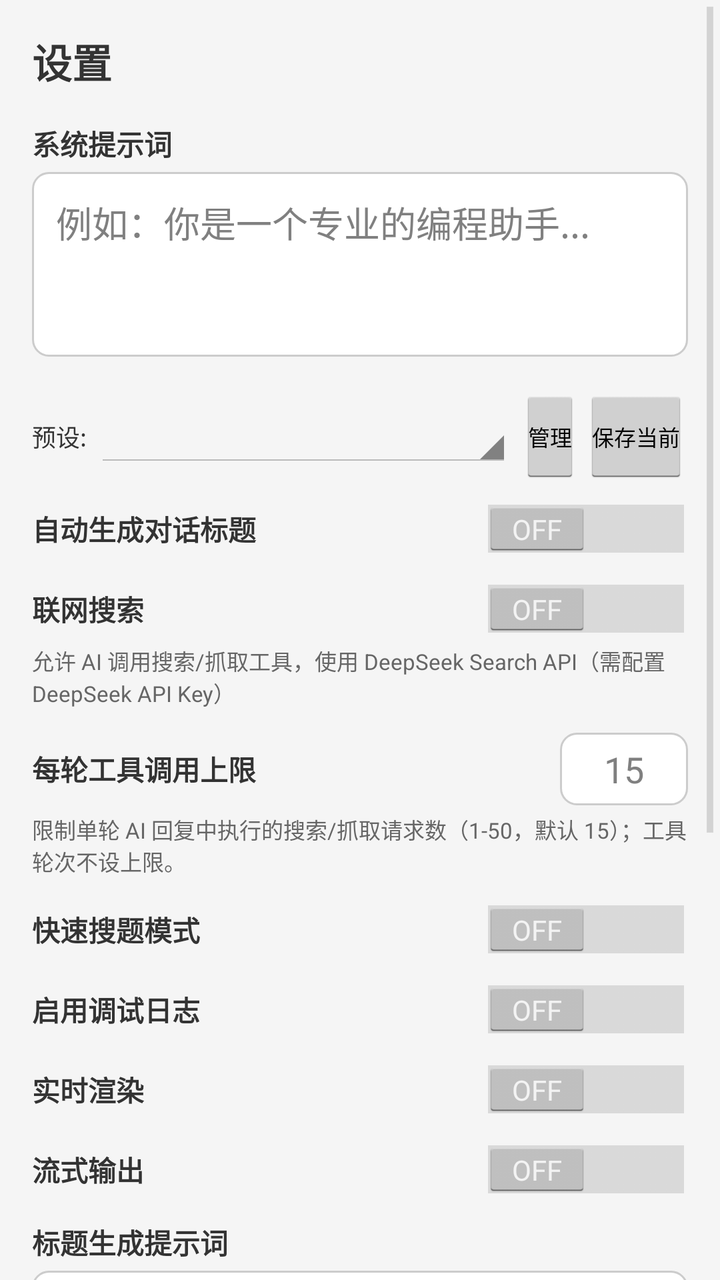
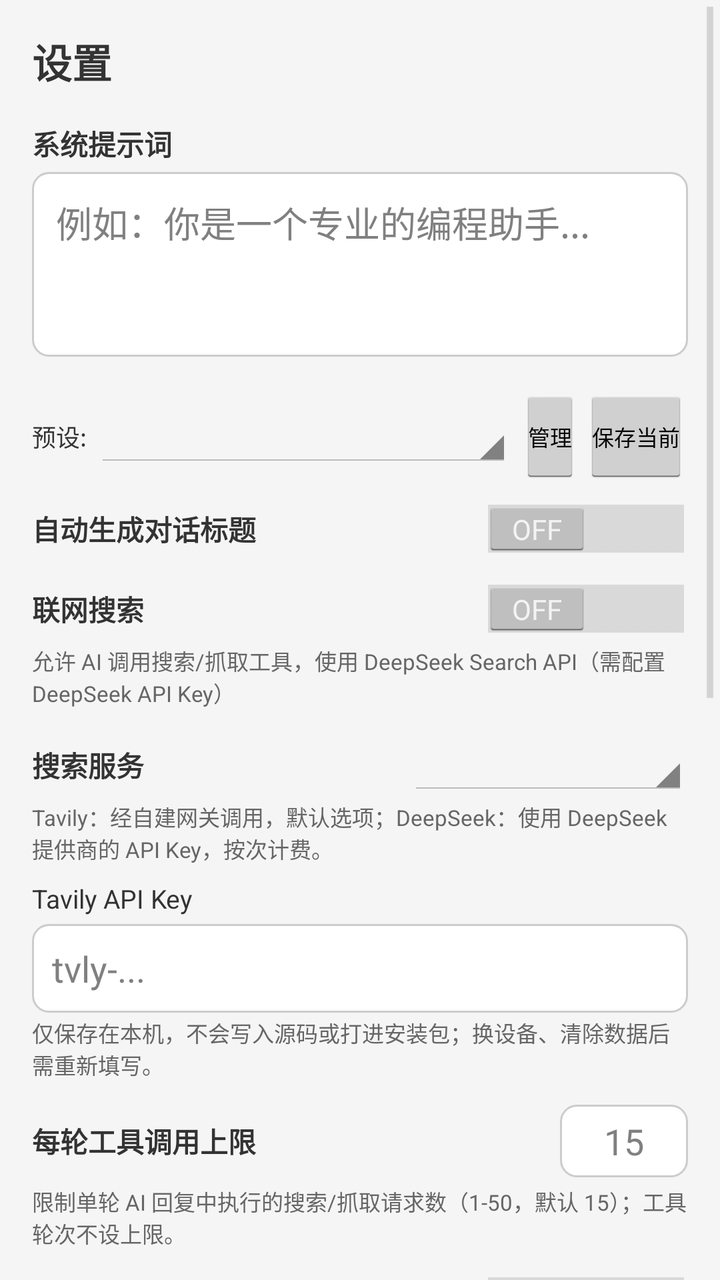

Screens rendered from an Android XML layout before and after an edit, with the pre-edit source and the edit as a unified diff.
<!-- AndroidManifest.xml: application theme AppTheme -->
<!-- res/layout/activity_settings.xml -->
<?xml version="1.0" encoding="utf-8"?>
<ScrollView xmlns:android="http://schemas.android.com/apk/res/android"
    android:layout_width="match_parent"
    android:layout_height="match_parent"
    android:fillViewport="true">

<LinearLayout
    android:orientation="vertical"
    android:background="@color/background"
    android:padding="16dp"
    android:layout_width="match_parent"
    android:layout_height="wrap_content">

    <TextView
        android:textSize="20sp"
        android:textStyle="bold"
        android:textColor="@color/text_primary"
        android:layout_width="match_parent"
        android:layout_height="wrap_content"
        android:layout_marginBottom="16dp"
        android:text="设置"/>

    
    <TextView
        android:textSize="14sp"
        android:textStyle="bold"
        android:textColor="@color/text_primary"
        android:layout_width="match_parent"
        android:layout_height="wrap_content"
        android:layout_marginBottom="4dp"
        android:text="@string/system_prompt"/>
    <EditText
        android:gravity="top"
        android:id="@+id/system_prompt_edit"
        android:background="@drawable/edit_text_background"
        android:padding="12dp"
        android:layout_width="match_parent"
        android:layout_height="wrap_content"
        android:layout_marginBottom="16dp"
        android:hint="例如：你是一个专业的编程助手..."
        android:maxLines="6"
        android:minLines="3"
        android:inputType="textMultiLine"/>

    
    <LinearLayout
        android:gravity="center_vertical"
        android:orientation="horizontal"
        android:layout_width="match_parent"
        android:layout_height="wrap_content"
        android:layout_marginBottom="8dp">
        <TextView
            android:textSize="12sp"
            android:textColor="@color/text_primary"
            android:layout_width="wrap_content"
            android:layout_height="wrap_content"
            android:text="预设:"/>
        <Spinner
            android:id="@+id/preset_spinner"
            android:layout_width="0dp"
            android:layout_height="wrap_content"
            android:layout_weight="1"
            android:layout_marginLeft="4dp"/>
        <Button
            android:textSize="11sp"
            android:id="@+id/manage_presets_button"
            android:layout_width="wrap_content"
            android:layout_height="wrap_content"
            android:layout_marginLeft="4dp"
            android:padding="4dp"
            android:minWidth="0dp"
            android:text="管理"/>
        <Button
            android:textSize="11sp"
            android:id="@+id/save_preset_button"
            android:layout_width="wrap_content"
            android:layout_height="wrap_content"
            android:layout_marginLeft="2dp"
            android:padding="4dp"
            android:minWidth="0dp"
            android:text="保存当前"/>
    </LinearLayout>

    
    <LinearLayout
        android:gravity="center_vertical"
        android:orientation="horizontal"
        android:layout_width="match_parent"
        android:layout_height="wrap_content"
        android:layout_marginBottom="12dp">
        <TextView
            android:textSize="14sp"
            android:textStyle="bold"
            android:textColor="@color/text_primary"
            android:layout_width="0dp"
            android:layout_height="wrap_content"
            android:layout_weight="1"
            android:text="自动生成对话标题"/>
        <Switch
            android:id="@+id/auto_title_switch"
            android:layout_width="wrap_content"
            android:layout_height="wrap_content"/>
    </LinearLayout>

    
    <LinearLayout
        android:gravity="center_vertical"
        android:orientation="horizontal"
        android:layout_width="match_parent"
        android:layout_height="wrap_content"
        android:layout_marginBottom="4dp">
        <TextView
            android:textSize="14sp"
            android:textStyle="bold"
            android:textColor="@color/text_primary"
            android:layout_width="0dp"
            android:layout_height="wrap_content"
            android:layout_weight="1"
            android:text="联网搜索"/>
        <Switch
            android:id="@+id/web_search_switch"
            android:layout_width="wrap_content"
            android:layout_height="wrap_content"/>
    </LinearLayout>
    <TextView
        android:textSize="11sp"
        android:textColor="@color/text_secondary"
        android:layout_width="match_parent"
        android:layout_height="wrap_content"
        android:layout_marginBottom="12dp"
        android:text="允许 AI 调用搜索/抓取工具，使用 DeepSeek Search API（需配置 DeepSeek API Key）"/>

    
    <LinearLayout
        android:gravity="center_vertical"
        android:orientation="horizontal"
        android:layout_width="match_parent"
        android:layout_height="wrap_content"
        android:layout_marginBottom="4dp">
        <TextView
            android:textSize="14sp"
            android:textStyle="bold"
            android:textColor="@color/text_primary"
            android:layout_width="0dp"
            android:layout_height="wrap_content"
            android:layout_weight="1"
            android:text="每轮工具调用上限"/>
        <EditText
            android:id="@+id/web_search_max_calls_edit"
            android:background="@drawable/edit_text_background"
            android:gravity="center"
            android:inputType="number"
            android:maxLength="2"
            android:padding="6dp"
            android:layout_width="64dp"
            android:layout_height="wrap_content"
            android:hint="15"/>
    </LinearLayout>
    <TextView
        android:textSize="11sp"
        android:textColor="@color/text_secondary"
        android:layout_width="match_parent"
        android:layout_height="wrap_content"
        android:layout_marginBottom="12dp"
        android:text="限制单轮 AI 回复中执行的搜索/抓取请求数（1-50，默认 15）；工具轮次不设上限。"/>

    
    <LinearLayout
        android:gravity="center_vertical"
        android:orientation="horizontal"
        android:layout_width="match_parent"
        android:layout_height="wrap_content"
        android:layout_marginBottom="12dp">
        <TextView
            android:textSize="14sp"
            android:textStyle="bold"
            android:textColor="@color/text_primary"
            android:layout_width="0dp"
            android:layout_height="wrap_content"
            android:layout_weight="1"
            android:text="@string/quick_scan_mode"/>
        <Switch
            android:id="@+id/quick_scan_switch"
            android:layout_width="wrap_content"
            android:layout_height="wrap_content"/>
    </LinearLayout>

    
    <LinearLayout
        android:gravity="center_vertical"
        android:orientation="horizontal"
        android:layout_width="match_parent"
        android:layout_height="wrap_content"
        android:layout_marginBottom="12dp">
        <TextView
            android:textSize="14sp"
            android:textStyle="bold"
            android:textColor="@color/text_primary"
            android:layout_width="0dp"
            android:layout_height="wrap_content"
            android:layout_weight="1"
            android:text="启用调试日志"/>
        <Switch
            android:id="@+id/log_switch"
            android:layout_width="wrap_content"
            android:layout_height="wrap_content"/>
    </LinearLayout>

    
    <LinearLayout
        android:gravity="center_vertical"
        android:orientation="horizontal"
        android:layout_width="match_parent"
        android:layout_height="wrap_content"
        android:layout_marginBottom="12dp">
        <TextView
            android:textSize="14sp"
            android:textStyle="bold"
            android:textColor="@color/text_primary"
            android:layout_width="0dp"
            android:layout_height="wrap_content"
            android:layout_weight="1"
            android:text="实时渲染"/>
        <Switch
            android:id="@+id/realtime_render_switch"
            android:layout_width="wrap_content"
            android:layout_height="wrap_content"/>
    </LinearLayout>

    
    <LinearLayout
        android:gravity="center_vertical"
        android:orientation="horizontal"
        android:layout_width="match_parent"
        android:layout_height="wrap_content"
        android:layout_marginBottom="12dp">
        <TextView
            android:textSize="14sp"
            android:textStyle="bold"
            android:textColor="@color/text_primary"
            android:layout_width="0dp"
            android:layout_height="wrap_content"
            android:layout_weight="1"
            android:text="流式输出"/>
        <Switch
            android:id="@+id/stream_switch"
            android:layout_width="wrap_content"
            android:layout_height="wrap_content"/>
    </LinearLayout>

    
    <TextView
        android:textSize="14sp"
        android:textStyle="bold"
        android:textColor="@color/text_primary"
        android:layout_width="match_parent"
        android:layout_height="wrap_content"
        android:layout_marginBottom="4dp"
        android:text="标题生成提示词"/>
    <EditText
        android:gravity="top"
        android:id="@+id/title_prompt_edit"
        android:background="@drawable/edit_text_background"
        android:padding="12dp"
        android:layout_width="match_parent"
        android:layout_height="wrap_content"
        android:layout_marginBottom="16dp"
        android:hint="根据用户消息生成3-15字标题。只输出标题本身。"
        android:maxLines="3"
        android:minLines="2"
        android:inputType="textMultiLine"/>

    
    <LinearLayout
        android:gravity="center_vertical"
        android:orientation="horizontal"
        android:layout_width="match_parent"
        android:layout_height="wrap_content"
        android:layout_marginBottom="16dp">
        <TextView
            android:textSize="14sp"
            android:textStyle="bold"
            android:textColor="@color/text_primary"
            android:layout_width="wrap_content"
            android:layout_height="wrap_content"
            android:text="标题生成模型"/>
        <Spinner
            android:id="@+id/title_model_spinner"
            android:layout_width="0dp"
            android:layout_height="wrap_content"
            android:layout_weight="1"
            android:layout_marginLeft="8dp"/>
    </LinearLayout>

    
    <Button
        android:textSize="14sp"
        android:id="@+id/manage_models_button"
        android:layout_width="match_parent"
        android:layout_height="wrap_content"
        android:layout_marginBottom="16dp"
        android:text="管理模型 →"/>

    
    <Button
        android:textSize="14sp"
        android:id="@+id/balance_button"
        android:background="@color/primary"
        android:textColor="@android:color/white"
        android:layout_width="match_parent"
        android:layout_height="wrap_content"
        android:layout_marginBottom="24dp"
        android:text="查询 DeepSeek 余额"/>

    
    <LinearLayout
        android:gravity="end"
        android:orientation="horizontal"
        android:layout_width="match_parent"
        android:layout_height="wrap_content">
        <Button
            android:id="@+id/cancel_button"
            android:layout_width="wrap_content"
            android:layout_height="wrap_content"
            android:layout_marginRight="8dp"
            android:text="@string/cancel"/>
        <Button
            android:textColor="@android:color/white"
            android:id="@+id/save_button"
            android:background="@color/primary"
            android:layout_width="wrap_content"
            android:layout_height="wrap_content"
            android:minWidth="100dp"
            android:text="@string/save"/>
    </LinearLayout>
</LinearLayout>
</ScrollView>
<!-- resources referenced by this layout -->
<resources>
  <color name="background">#f5f5f5</color>
  <color name="primary">#2196f3</color>
  <color name="text_primary">#333333</color>
  <color name="text_secondary">#666666</color>
  <!-- drawable edit_text_background (drawable) -->
  <?xml version="1.0" encoding="utf-8"?>
  <shape xmlns:android="http://schemas.android.com/apk/res/android" android:shape="rectangle">
      <solid android:color="@android:color/white"/>
      <corners android:radius="8dp"/>
      <stroke android:width="1dp" android:color="@color/gray"/>
  </shape>
  <string name="cancel">取消</string>
  <string name="quick_scan_mode">快速搜题模式</string>
  <string name="save">保存</string>
  <string name="system_prompt">系统提示词</string>
  <style name="AppTheme" parent="@android:style/Theme.Holo.Light">
          <item name="android:windowBackground">@color/background</item>
          <item name="android:actionBarStyle">@style/ActionBarStyle</item>
      </style>
  <color name="gray">#cccccc</color>
  <style name="ActionBarStyle" parent="@android:style/Widget.Holo.Light.ActionBar">
          <item name="android:background">@color/primary</item>
      </style>
</resources>

<!-- the commit's change to res/layout/activity_settings.xml (unified diff, before → after) -->
@@ -129,6 +129,60 @@
         android:layout_height="wrap_content"
         android:layout_marginBottom="12dp"
         android:text="允许 AI 调用搜索/抓取工具，使用 DeepSeek Search API（需配置 DeepSeek API Key）"/>
+
+    
+    <LinearLayout
+        android:gravity="center_vertical"
+        android:orientation="horizontal"
+        android:layout_width="match_parent"
+        android:layout_height="wrap_content"
+        android:layout_marginBottom="2dp">
+        <TextView
+            android:textSize="14sp"
+            android:textStyle="bold"
+            android:textColor="@color/text_primary"
+            android:layout_width="0dp"
+            android:layout_height="wrap_content"
+            android:layout_weight="1"
+            android:text="搜索服务"/>
+        <Spinner
+            android:id="@+id/search_backend_spinner"
+            android:layout_width="140dp"
+            android:layout_height="wrap_content"/>
+    </LinearLayout>
+    <TextView
+        android:textSize="11sp"
+        android:textColor="@color/text_secondary"
+        android:layout_width="match_parent"
+        android:layout_height="wrap_content"
+        android:layout_marginBottom="8dp"
+        android:text="Tavily：经自建网关调用，默认选项；DeepSeek：使用 DeepSeek 提供商的 API Key，按次计费。"/>
+
+    
+    <TextView
+        android:textSize="13sp"
+        android:textColor="@color/text_primary"
+        android:layout_width="match_parent"
+        android:layout_height="wrap_content"
+        android:layout_marginBottom="4dp"
+        android:text="Tavily API Key"/>
+    <EditText
+        android:id="@+id/tavily_key_edit"
+        android:background="@drawable/edit_text_background"
+        android:padding="10dp"
+        android:layout_width="match_parent"
+        android:layout_height="wrap_content"
+        android:layout_marginBottom="2dp"
+        android:hint="tvly-..."
+        android:inputType="textVisiblePassword"
+        android:maxLines="1"/>
+    <TextView
+        android:textSize="11sp"
+        android:textColor="@color/text_secondary"
+        android:layout_width="match_parent"
+        android:layout_height="wrap_content"
+        android:layout_marginBottom="12dp"
+        android:text="仅保存在本机，不会写入源码或打进安装包；换设备、清除数据后需重新填写。"/>
 
     
     <LinearLayout
